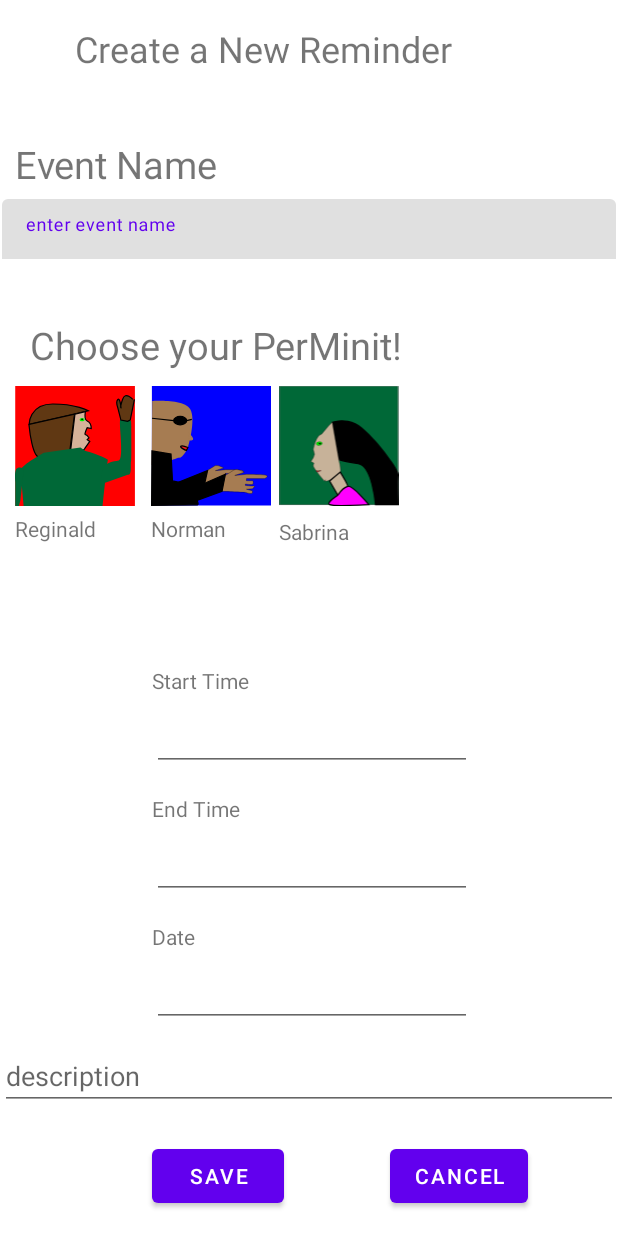
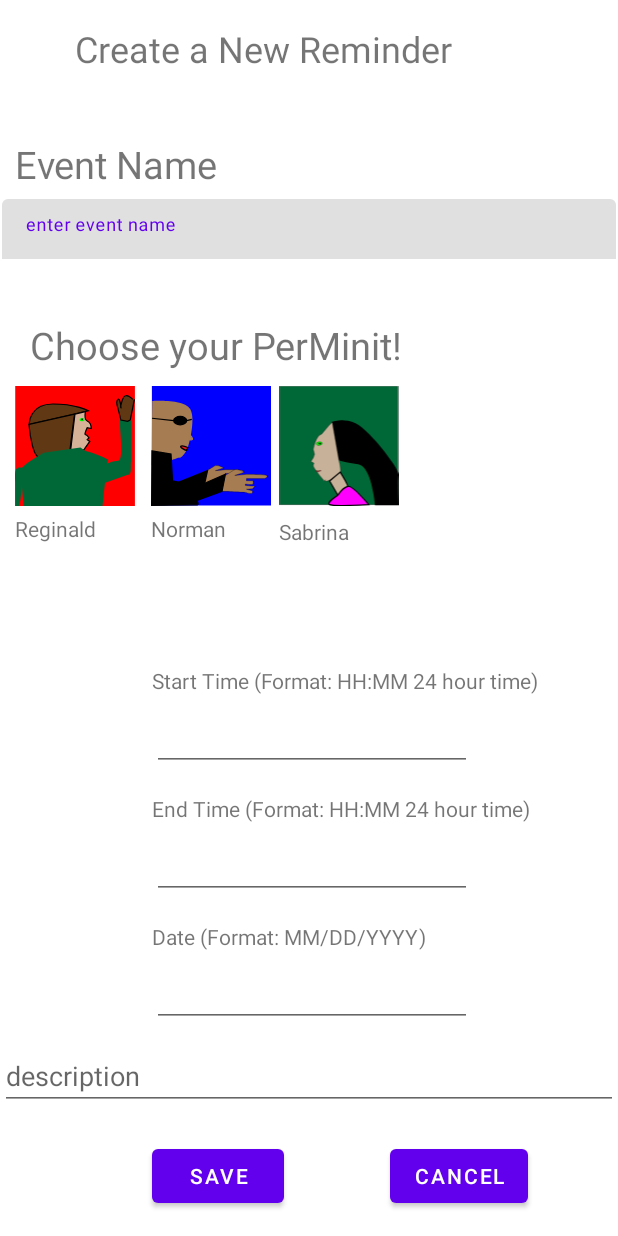
Before and after one commit to ezhoureal/FullGroup, an Android app: the AddReminder screen opened directly, with no data from a screen before it, on a phone screen of 412 x 824 dp. Run offline under Robolectric (Android 15) with nearby library versions, the phone set to English and light mode, and no system bars.

Commit message:
made notifications work, friendly reminders for format, button a nice orange

```diff
--- a/Perminit-Frontend/app/src/main/res/layout/activity_add_reminder.xml
+++ b/Perminit-Frontend/app/src/main/res/layout/activity_add_reminder.xml
@@ -178,7 +178,7 @@
         android:layout_width="wrap_content"
         android:layout_height="wrap_content"
         android:layout_marginBottom="5dp"
-        android:text="Date"
+        android:text="Date (Format: MM/DD/YYYY)"
         app:layout_constraintBottom_toTopOf="@+id/editTextDate"
         app:layout_constraintStart_toStartOf="@+id/editTextDate" />
 
@@ -187,7 +187,7 @@
         android:layout_width="wrap_content"
         android:layout_height="wrap_content"
         android:layout_marginBottom="5dp"
-        android:text="End Time"
+        android:text="End Time (Format: HH:MM 24 hour time)"
         app:layout_constraintBottom_toTopOf="@+id/editTextEndTime"
         app:layout_constraintStart_toStartOf="@+id/editTextEndTime" />
 
@@ -206,7 +206,7 @@
         android:layout_width="wrap_content"
         android:layout_height="wrap_content"
         android:layout_marginBottom="5dp"
-        android:text="Start Time"
+        android:text="Start Time (Format: HH:MM 24 hour time)"
         app:layout_constraintBottom_toTopOf="@+id/editTextStartTime"
         app:layout_constraintStart_toStartOf="@+id/editTextStartTime" />
 
--- a/Perminit-Frontend/app/src/main/res/layout/activity_todo_list.xml
+++ b/Perminit-Frontend/app/src/main/res/layout/activity_todo_list.xml
@@ -26,7 +26,7 @@
         android:clickable="true"
         android:contentDescription="@string/add_event_btn"
         android:onClick="addEvent"
-        app:backgroundTint="#03A9F4"
+        app:backgroundTint="#F44336"
         app:layout_constraintBottom_toBottomOf="@+id/todoButton"
         app:layout_constraintStart_toEndOf="@+id/calendarButton"
         app:rippleColor="#03A9F4"
```
Also changed, not shown: Perminit-Frontend/app/src/main/java/edu/umich/fullgroup/perminit_frontend/AddReminder.kt (+2 -7 lines).
